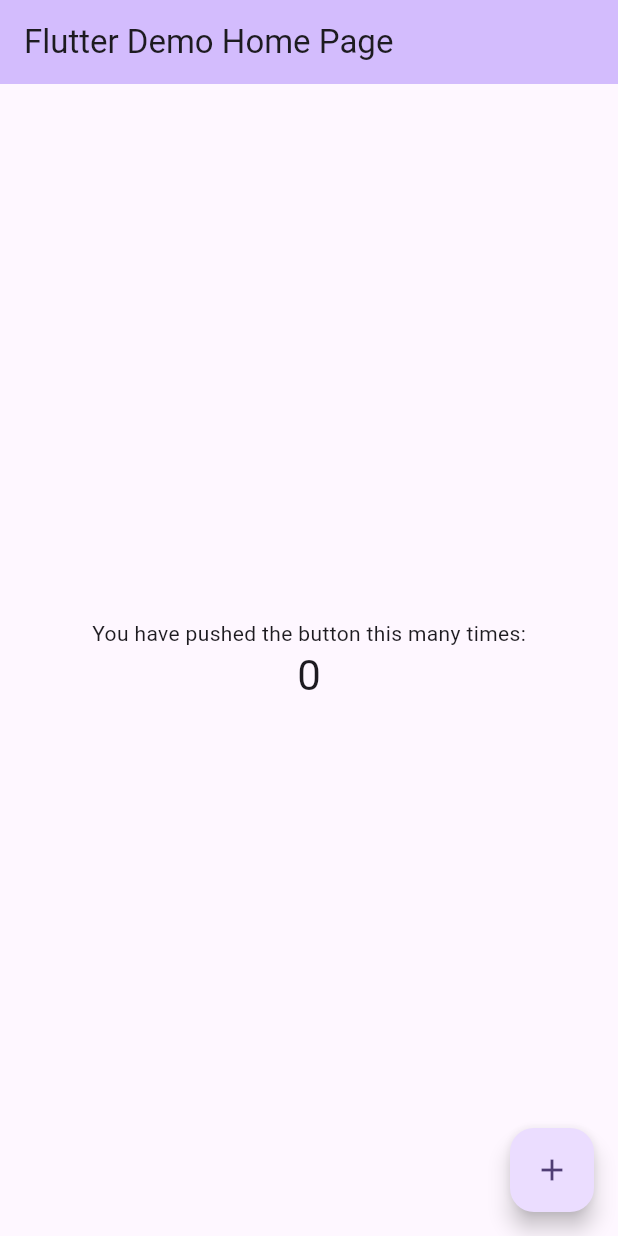
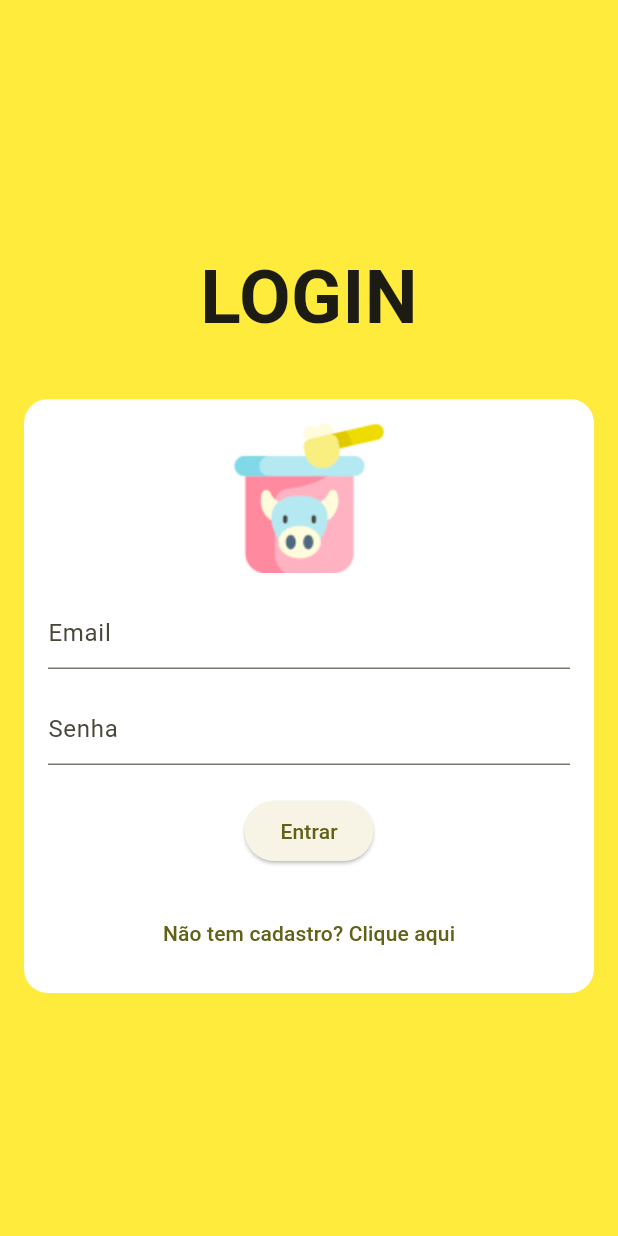
Before and after one commit to rafaelcloud83/app-doacao-leite, a Flutter app: the screen it shows after launch, on a phone screen of 412 x 824 dp. Run offline on Flutter 3.47's test engine with Material 3 defaults, Android fonts, the phone set to English and light mode, and no system bars; our stand-ins replace google_fonts; Roboto replaces fonts that are missing (Ubuntu).

Commit message:
style: criação da tela Splash, Login e Cadastro de usuário

```diff
--- a/lib/main.dart
+++ b/lib/main.dart
@@ -1,3 +1,4 @@
+import 'package:doacao_leite/screens/login_screen.dart';
 import 'package:flutter/material.dart';
 
 void main() {
@@ -7,119 +8,16 @@ void main() {
 class MyApp extends StatelessWidget {
   const MyApp({super.key});
 
-  // This widget is the root of your application.
   @override
   Widget build(BuildContext context) {
     return MaterialApp(
-      title: 'Flutter Demo',
+      debugShowCheckedModeBanner: false,
+      title: 'Doa Leite',
       theme: ThemeData(
-        // This is the theme of your application.
-        //
-        // TRY THIS: Try running your application with "flutter run". You'll see
-        // the application has a purple toolbar. Then, without quitting the app,
-        // try changing the seedColor in the colorScheme below to Colors.green
-        // and then invoke "hot reload" (save your changes or press the "hot
-        // reload" button in a Flutter-supported IDE, or press "r" if you used
-        // the command line to start the app).
-        //
-        // Notice that the counter didn't reset back to zero; the application
-        // state is not lost during the reload. To reset the state, use hot
-        // restart instead.
-        //
-        // This works for code too, not just values: Most code changes can be
-        // tested with just a hot reload.
-        colorScheme: ColorScheme.fromSeed(seedColor: Colors.deepPurple),
+        colorScheme: ColorScheme.fromSeed(seedColor: Colors.yellowAccent),
         useMaterial3: true,
       ),
-      home: const MyHomePage(title: 'Flutter Demo Home Page'),
+      home: const LoginScreen(),
     );
   }
 }
-
-class MyHomePage extends StatefulWidget {
-  const MyHomePage({super.key, required this.title});
-
-  // This widget is the home page of your application. It is stateful, meaning
-  // that it has a State object (defined below) that contains fields that affect
-  // how it looks.
-
-  // This class is the configuration for the state. It holds the values (in this
-  // case the title) provided by the parent (in this case the App widget) and
-  // used by the build method of the State. Fields in a Widget subclass are
-  // always marked "final".
-
-  final String title;
-
-  @override
-  State<MyHomePage> createState() => _MyHomePageState();
-}
-
-class _MyHomePageState extends State<MyHomePage> {
-  int _counter = 0;
-
-  void _incrementCounter() {
-    setState(() {
-      // This call to setState tells the Flutter framework that something has
-      // changed in this State, which causes it to rerun the build method below
-      // so that the display can reflect the updated values. If we changed
-      // _counter without calling setState(), then the build method would not be
-      // called again, and so nothing would appear to happen.
-      _counter++;
-    });
-  }
-
-  @override
-  Widget build(BuildContext context) {
-    // This method is rerun every time setState is called, for instance as done
-    // by the _incrementCounter method above.
-    //
-    // The Flutter framework has been optimized to make rerunning build methods
-    // fast, so that you can just rebuild anything that needs updating rather
-    // than having to individually change instances of widgets.
-    return Scaffold(
-      appBar: AppBar(
-        // TRY THIS: Try changing the color here to a specific color (to
-        // Colors.amber, perhaps?) and trigger a hot reload to see the AppBar
-        // change color while the other colors stay the same.
-        backgroundColor: Theme.of(context).colorScheme.inversePrimary,
-        // Here we take the value from the MyHomePage object that was created by
-        // the App.build method, and use it to set our appbar title.
-        title: Text(widget.title),
-      ),
-      body: Center(
-        // Center is a layout widget. It takes a single child and positions it
-        // in the middle of the parent.
-        child: Column(
-          // Column is also a layout widget. It takes a list of children and
-          // arranges them vertically. By default, it sizes itself to fit its
-          // children horizontally, and tries to be as tall as its parent.
-          //
-          // Column has various properties to control how it sizes itself and
-          // how it positions its children. Here we use mainAxisAlignment to
-          // center the children vertically; the main axis here is the vertical
-          // axis because Columns are vertical (the cross axis would be
-          // horizontal).
-          //
-          // TRY THIS: Invoke "debug painting" (choose the "Toggle Debug Paint"
-          // action in the IDE, or press "p" in the console), to see the
-          // wireframe for each widget.
-          mainAxisAlignment: MainAxisAlignment.center,
-          children: <Widget>[
-            const Text(
-              'You have pushed the button this many times:',
-            ),
-            Text(
-              '$_counter',
-              style: Theme.of(context).textTheme.headlineMedium,
-            ),
-          ],
-        ),
-      ),
-      floatingActionButton: FloatingActionButton(
-        onPressed: _incrementCounter,
-        tooltip: 'Increment',
-        child: const Icon(Icons.add),
-      ), // This trailing comma makes auto-formatting nicer for build methods.
-    );
-  }
-}
--- /dev/null
+++ b/lib/screens/login_screen.dart
@@ -0,0 +1,87 @@
+import 'package:doacao_leite/screens/register_screen.dart';
+import 'package:flutter/material.dart';
+import 'package:google_fonts/google_fonts.dart';
+
+class LoginScreen extends StatefulWidget {
+  const LoginScreen({super.key});
+
+  @override
+  State<LoginScreen> createState() => _LoginScreenState();
+}
+
+class _LoginScreenState extends State<LoginScreen> {
+  final TextEditingController _emailController = TextEditingController();
+  final TextEditingController _passwordController = TextEditingController();
+
+  @override
+  Widget build(BuildContext context) {
+    return Scaffold(
+      body: Container(
+        color: Colors.yellow,
+        padding: const EdgeInsets.all(16),
+        child: Column(
+          mainAxisAlignment: MainAxisAlignment.center,
+          children: [
+            Text(
+              'LOGIN',
+              style: GoogleFonts.ubuntu(
+                textStyle: const TextStyle(
+                  fontSize: 50,
+                  fontWeight: FontWeight.bold,
+                ),
+              ),
+            ),
+            const SizedBox(height: 32),
+            Container(
+              padding: const EdgeInsets.all(16),
+              decoration: BoxDecoration(
+                color: Colors.white,
+                borderRadius: BorderRadius.circular(16),
+              ),
+              child: Column(
+                children: [
+                  Image.asset("imagens/LeiteLogo.png"),
+                  const SizedBox(height: 16),
+                  TextField(
+                    keyboardType: TextInputType.emailAddress,
+                    controller: _emailController,
+                    decoration: const InputDecoration(
+                      hintText: "Email",
+                    ),
+                  ),
+                  const SizedBox(height: 16),
+                  TextField(
+                    obscureText: true,
+                    keyboardType: TextInputType.number,
+                    controller: _passwordController,
+                    decoration: const InputDecoration(
+                      hintText: "Senha",
+                    ),
+                  ),
+                  const SizedBox(height: 20),
+                  ElevatedButton(
+                    onPressed: () {
+                      //TODO: Implementar login
+                    },
+                    child: const Text("Entrar"),
+                  ),
+                  const SizedBox(height: 20),
+                  TextButton(
+                    onPressed: () {
+                      Navigator.push(
+                        context,
+                        MaterialPageRoute(
+                            builder: (context) => const RegisterScreen()),
+                      );
+                    },
+                    child: const Text("Não tem cadastro? Clique aqui"),
+                  ),
+                ],
+              ),
+            )
+          ],
+        ),
+      ),
+    );
+  }
+}
--- a/pubspec.yaml
+++ b/pubspec.yaml
@@ -35,6 +35,7 @@ dependencies:
   # The following adds the Cupertino Icons font to your application.
   # Use with the CupertinoIcons class for iOS style icons.
   cupertino_icons: ^1.0.6
+  google_fonts: ^6.2.1
 
 dev_dependencies:
   flutter_test:
@@ -59,8 +60,9 @@ flutter:
   uses-material-design: true
 
   # To add assets to your application, add an assets section, like this:
-  # assets:
-  #   - images/a_dot_burr.jpeg
+  assets:
+    - imagens/LeiteLogo.png
+    - imagens/LeiteLogo150.png
   #   - images/a_dot_ham.jpeg
 
   # An image asset can refer to one or more resolution-specific "variants", see
```
Also changed, not shown: lib/screens/register_screen.dart (added, +144 -0 lines), lib/screens/splash_screen.dart (added, +27 -0 lines), imagens/LeiteLogo.png (added), imagens/LeiteLogo150.png (added), pubspec.lock.
